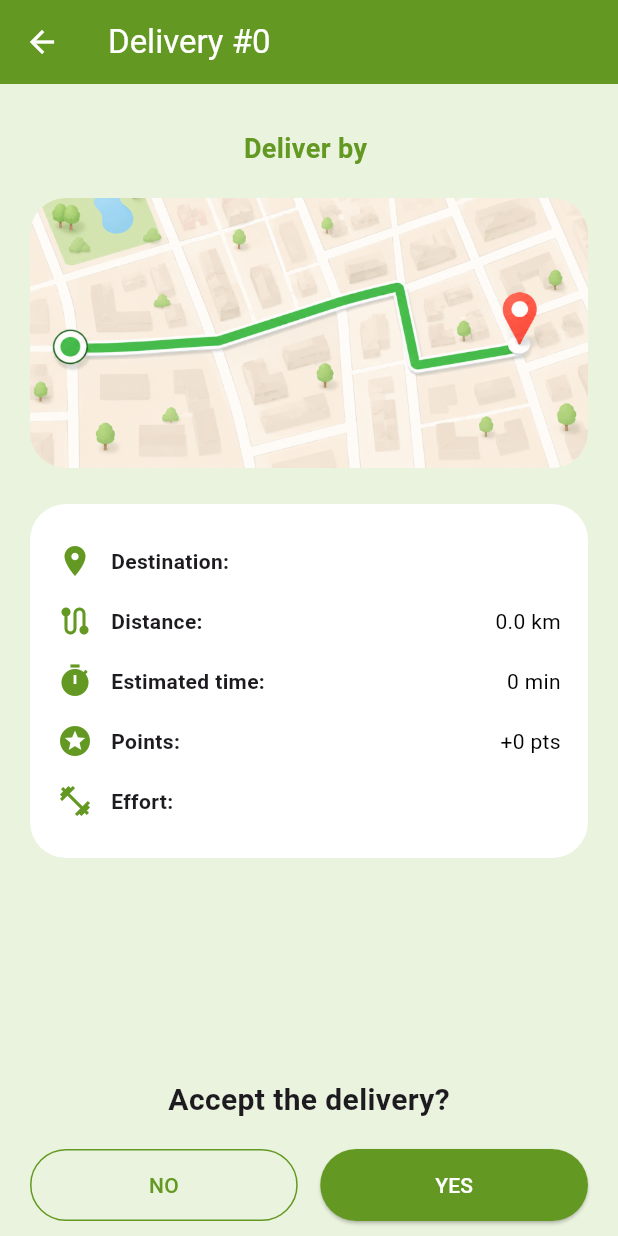
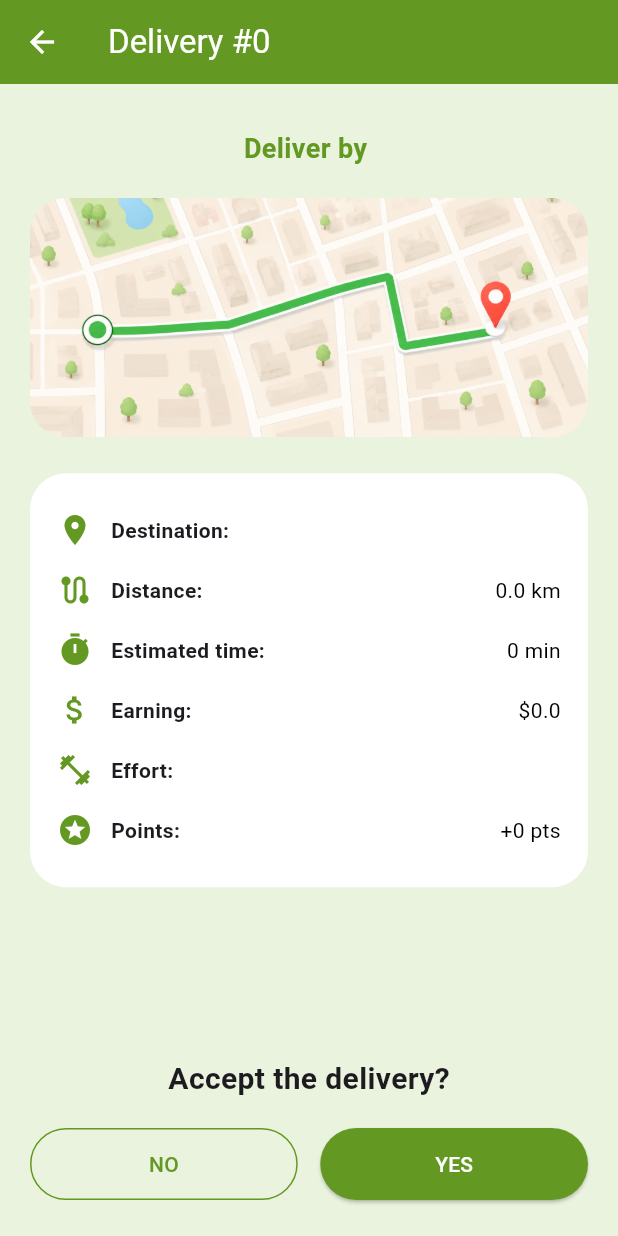
Before and after one commit to StellaRinaldii/RiderApp, a Flutter app: the DeliveryDetailPage screen opened directly with empty values, on a phone screen of 412 x 824 dp. Run offline on Flutter 3.47's test engine with Material 3 defaults, Android fonts, the light colour scheme and no system bars; our stand-ins replace shared_preferences; accounts and stored records are empty.

Commit message:
aggiornato DeliveryInProgress e DeliveryDetail Pages

```diff
--- a/lib/screens/deliveryDetailPage.dart
+++ b/lib/screens/deliveryDetailPage.dart
@@ -70,9 +70,10 @@ class DeliveryDetailPage extends StatelessWidget {
       ),
       body: Padding(
         padding: const EdgeInsets.only(
-          left: 20, right: 20, top: 30, bottom: 10),
+            left: 20, right: 20, top: 30, bottom: 24),
         child: Column(
           children: [
+
             Text(
               'Deliver by $deadline',
               style: TextStyle(
@@ -86,7 +87,11 @@ class DeliveryDetailPage extends StatelessWidget {
 
             ClipRRect(
               borderRadius: BorderRadius.circular(24),
-              child: Image.asset(routeImage,height: 180, width: double.infinity,fit: BoxFit.cover,),
+              child: Image.asset(
+                routeImage,
+                width: double.infinity,
+                fit: BoxFit.contain,
+              ),
             ),
 
             SizedBox(height: 24),
@@ -102,8 +107,9 @@ class DeliveryDetailPage extends StatelessWidget {
                   deliveryInfo(Icons.place, 'Destination', destinationAddress),
                   deliveryInfo(Icons.route, 'Distance', '$distanceKm km'),
                   deliveryInfo(Icons.timer, 'Estimated time', '$estimatedMinutes min'),
+                  deliveryInfo(Icons.attach_money, 'Earning', '\$$deliveryEarning'),
+                  deliveryInfo(Icons.fitness_center, 'Effort', effortLabel, valueColor: getEffortColor(effortLabel)),
                   deliveryInfo(Icons.stars, 'Points', '+$points pts'),
-                  deliveryInfo(Icons.fitness_center, 'Effort', effortLabel, valueColor: getEffortColor(effortLabel)),
                 ],
               ),
             ),
@@ -158,6 +164,7 @@ class DeliveryDetailPage extends StatelessWidget {
                 ),
               ],
             ),
+
           ],
         ),
       ),
```
Also changed, not shown: lib/screens/DeliveryInProgressPage.dart (+14 -14 lines). Lines whose indentation alone changed are shown as unchanged.
